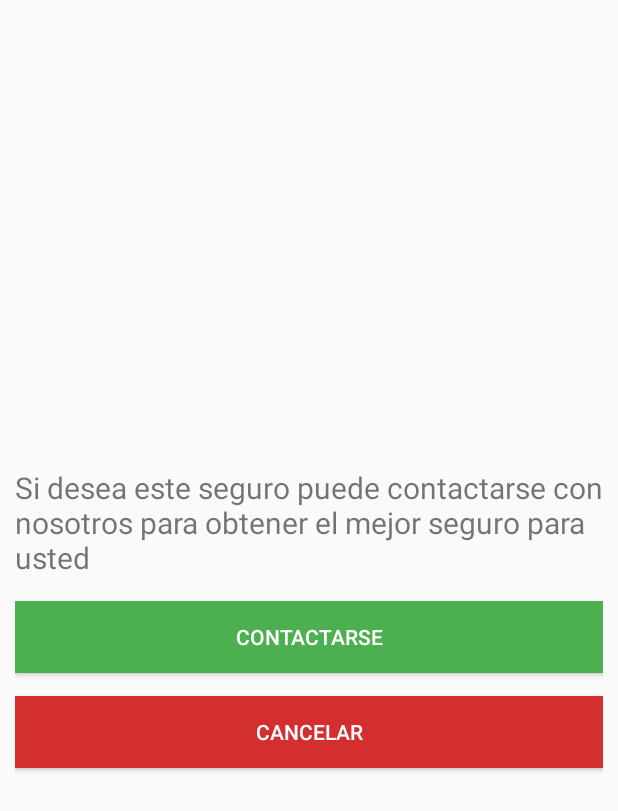
After one commit to casiprogramador/autoreclamos, an Android app: the fragment DialogSeguroFragment shown on its own in the app's theme, on a phone screen of 412 x 824 dp. The commit adds this screen. Shown: the top 811 px of the screen. Run offline under Robolectric (Android 15) with nearby library versions, the light colour scheme and no system bars; 1 statement that could not run was skipped.

Commit message:
Agregado de dialog para cotizacion

```diff
--- a/app/src/main/AndroidManifest.xml
+++ b/app/src/main/AndroidManifest.xml
@@ -2,6 +2,7 @@
 <manifest xmlns:android="http://schemas.android.com/apk/res/android"
     package="com.marceloapp.autoreclamos">
     <uses-permission android:name="android.permission.INTERNET"/>
+    <uses-permission android:name="android.permission.CALL_PHONE"/>
     <application
         android:allowBackup="true"
         android:icon="@mipmap/ic_launcher"
--- a/app/src/main/java/com/marceloapp/autoreclamos/Adapters/ReclamosAdapter.java
+++ b/app/src/main/java/com/marceloapp/autoreclamos/Adapters/ReclamosAdapter.java
@@ -4,7 +4,6 @@ import android.app.Activity;
 import android.content.Intent;
 import android.support.v7.widget.CardView;
 import android.support.v7.widget.RecyclerView;
-import android.util.Log;
 import android.view.LayoutInflater;
 import android.view.View;
 import android.view.ViewGroup;
--- /dev/null
+++ b/app/src/main/java/com/marceloapp/autoreclamos/Fragments/DialogSeguroFragment.java
@@ -0,0 +1,53 @@
+package com.marceloapp.autoreclamos.Fragments;
+
+
+import android.app.DialogFragment;
+import android.content.Intent;
+import android.net.Uri;
+import android.os.Bundle;
+import android.support.v4.app.Fragment;
+import android.view.LayoutInflater;
+import android.view.View;
+import android.view.ViewGroup;
+import android.widget.Button;
+
+import com.marceloapp.autoreclamos.R;
+
+public class DialogSeguroFragment extends DialogFragment {
+    Button btnCancelar;
+    Button btnCotizar;
+
+    public DialogSeguroFragment() {
+        // Required empty public constructor
+    }
+
+
+    @Override
+    public View onCreateView(LayoutInflater inflater, ViewGroup container,
+                             Bundle savedInstanceState) {
+        // Inflate the layout for this fragment
+        View rootView = inflater.inflate(R.layout.fragment_dialog_seguro, container, false);
+        getDialog().setTitle("Cotizar seguro");
+        btnCotizar = (Button)rootView.findViewById(R.id.btn_seguro_contactarse);
+        btnCotizar.setOnClickListener(new View.OnClickListener(){
+            @Override
+            public void onClick(View v) {
+                dialContactPhone("800102030");
+            }
+        });
+        btnCancelar = (Button)rootView.findViewById(R.id.btn_seguro_cancelar);
+        btnCancelar.setOnClickListener(new View.OnClickListener(){
+            @Override
+            public void onClick(View v) {
+                dismiss();
+            }
+        });
+
+        return rootView;
+    }
+
+    private void dialContactPhone(final String phoneNumber) {
+        startActivity(new Intent(Intent.ACTION_DIAL, Uri.fromParts("tel", phoneNumber, null)));
+    }
+
+}
--- a/app/src/main/java/com/marceloapp/autoreclamos/Fragments/SegurosFragment.java
+++ b/app/src/main/java/com/marceloapp/autoreclamos/Fragments/SegurosFragment.java
@@ -44,7 +44,7 @@ public class SegurosFragment extends Fragment {
         seguros.add(new Seguro("Seguro Patrimonial","Reparar la pérdida que un asegurado puede sufrir en su patrimonio como consecuencia de un siniestro",R.drawable.icon_patrimonio_seguro));
         seguros.add(new Seguro("Seguro para Viajes","Las personas que vayan a desplazarse por cualquier motivo estar protegidas frente a percances relacionados con su salud, accidentes personales, equipaje, demoras o cancelación, entre otros",R.drawable.icon_viaje_seguro));
         seguros.add(new Seguro("Seguro de Automoviles","Cubre los riesgos creados por la conducción de automóviles en caso de causar un accidente",R.drawable.icon_auto_seguro));
-        SeguroAdapter adapter = new SeguroAdapter(seguros);
+        SeguroAdapter adapter = new SeguroAdapter(seguros,getActivity());
         recyclerView.setAdapter(adapter);
 
         return view;
--- /dev/null
+++ b/app/src/main/res/layout/fragment_dialog_seguro.xml
@@ -0,0 +1,33 @@
+<?xml version="1.0" encoding="utf-8"?>
+<LinearLayout xmlns:android="http://schemas.android.com/apk/res/android"
+    android:layout_width="match_parent"
+    android:layout_height="match_parent"
+    android:gravity="center"
+    android:padding="10dp"
+    android:orientation="vertical">
+
+
+    <TextView
+        android:id="@+id/text_content_seguro"
+        android:layout_width="wrap_content"
+        android:layout_height="wrap_content"
+        android:text="Si desea este seguro puede contactarse con nosotros para obtener el mejor seguro para usted"
+        android:textSize="20dp" />
+
+    <Button
+        android:id="@+id/btn_seguro_contactarse"
+        android:layout_width="match_parent"
+        android:layout_height="wrap_content"
+        android:text="Contactarse"
+        android:textColor="@color/textIcon"
+        android:background="@color/colorAccent"
+        android:layout_marginTop="15dp"/>
+    <Button
+        android:id="@+id/btn_seguro_cancelar"
+        android:layout_width="match_parent"
+        android:layout_height="wrap_content"
+        android:text="Cancelar"
+        android:textColor="@color/textIcon"
+        android:background="@color/red"
+        android:layout_marginTop="15dp"/>
+</LinearLayout>
--- a/app/src/main/res/values/colors.xml
+++ b/app/src/main/res/values/colors.xml
@@ -5,4 +5,5 @@
     <color name="colorAccent">#4CAF50</color>
     <color name="primaryText">#212121</color>
     <color name="textIcon">#FFFFFF</color>
+    <color name="red">#D32F2F</color>
 </resources>
```
Also changed, not shown: app/src/main/java/com/marceloapp/autoreclamos/Adapters/SeguroAdapter.java (+18 -1 lines).
